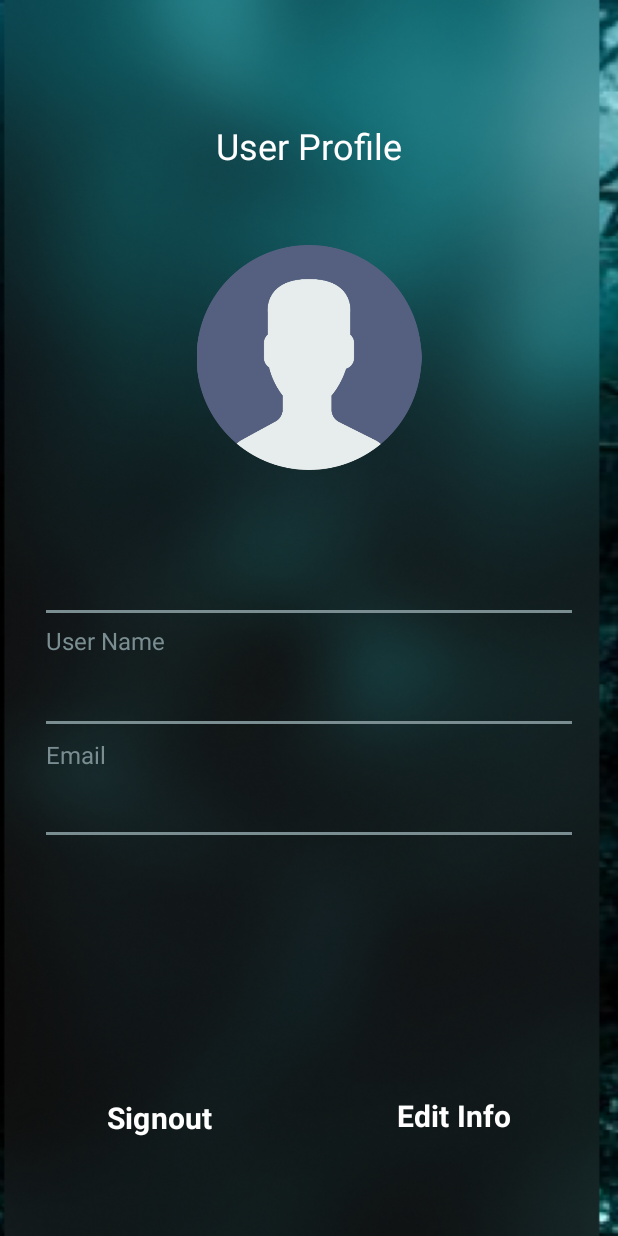
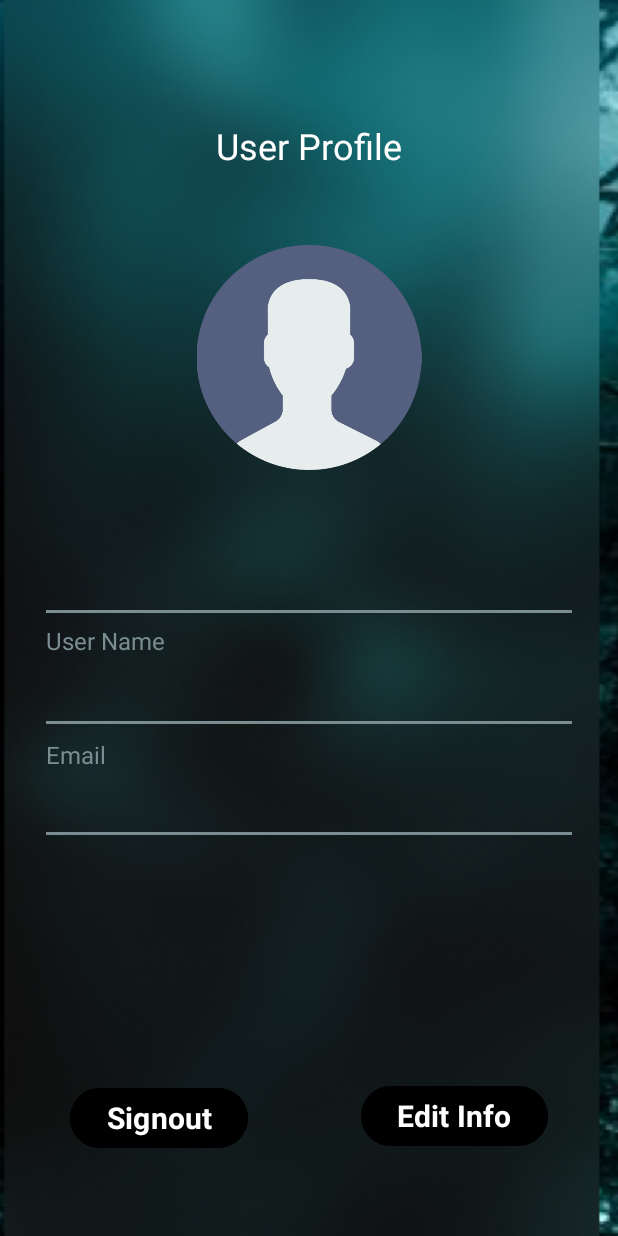
Before and after one commit to dilmiishara/Plan-Ease, an Android app: the UserInfo screen opened directly, with no data from a screen before it, on a phone screen of 412 x 824 dp. Run offline under Robolectric (Android 15) with nearby library versions, the phone set to English and light mode, and no system bars; Roboto replaces fonts that are not available here.

Commit message:
updated xml

```diff
--- a/app/src/main/res/layout/activity_user_info.xml
+++ b/app/src/main/res/layout/activity_user_info.xml
@@ -154,7 +154,7 @@
                     android:layout_marginEnd="16dp"
                     android:layout_marginBottom="25dp"
                     android:text="Edit Info"
-                    android:backgroundTint="#00000000"
+                    android:backgroundTint="#000000"
                     android:fontFamily="@font/istok_web"
                     android:textColor="@color/white"
                     android:textSize="20dp"
@@ -168,7 +168,7 @@
                     android:layout_height="wrap_content"
                     android:layout_marginStart="16dp"
                     android:layout_marginBottom="24dp"
-                    android:backgroundTint="#00000000"
+                    android:backgroundTint="#000000"
                     android:fontFamily="@font/istok_web"
                     android:text="Signout"
                     android:textColor="@color/white"
```
